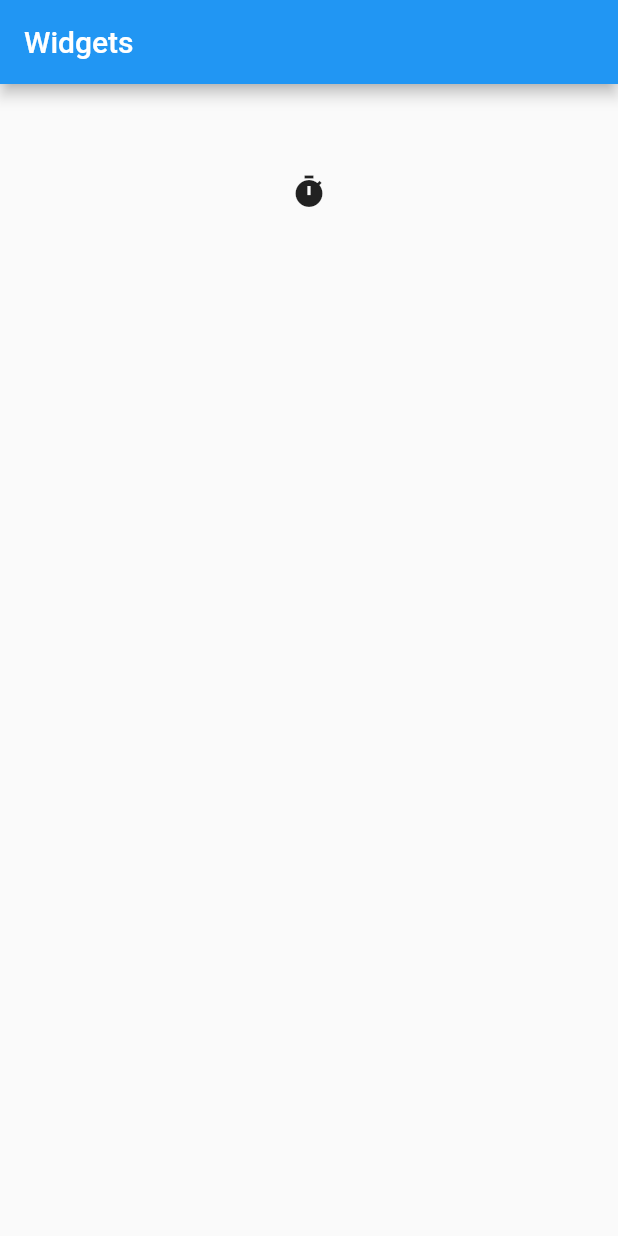
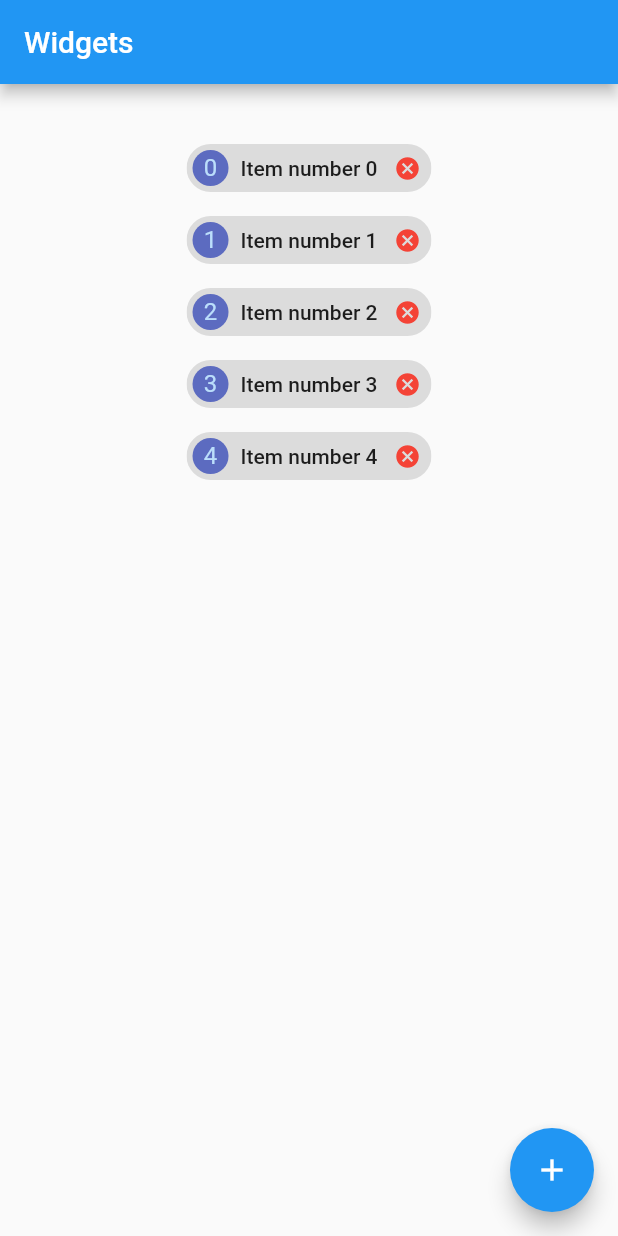
Before and after one commit to codewithiulian/flutter-intermediate, a Flutter app: the screen it shows after launch, on a phone screen of 412 x 824 dp. Run offline on Flutter 3.47's test engine with Material 2 defaults, Android fonts, the phone set to English and light mode, and no system bars.

Commit message:
3. Chips, keys and children

```diff
--- a/lib/main.dart
+++ b/lib/main.dart
@@ -13,11 +13,56 @@ class MyApp extends StatefulWidget {
 }
 
 class _State extends State<MyApp> {
-  String headingValue = '';
 
-  void iconOnPressed() => setState(() => {
-    headingValue = DateTime.now().toString()
-  });
+  int counter = 0;
+  List<Widget> widgetsList = new List<Widget>();
+
+
+  @override
+  void initState() {
+    for (int i = 0; i < 5; i++) {
+      Widget child = newItem(i); // Create a new child using this method.
+      widgetsList.add(child); // Add it to the widgets list.
+    }
+  }
+
+  void addBtnOnPressed() {
+    // When add button is presesed
+    Widget child = newItem(counter); // Add a new item usign the global counter.
+    setState(() => widgetsList.add(child));
+  }
+
+  Widget newItem(int i) {
+    Key key = new Key('item_$i'); // Create the widget key (map identifier)
+    Container child = new Container(
+      key: key,
+      child: new Chip(
+        label: new Text('Item number $i'),
+        deleteIconColor: Colors.red,
+        deleteButtonTooltipMessage: 'Delete',
+        onDeleted: () => removeItem(key),
+        avatar: new CircleAvatar(
+          backgroundColor: Colors.indigo.shade400,
+          child: new Text('$i')
+        ),
+      ),
+    );
+
+    counter++;
+    return child;
+  }
+
+  void removeItem(Key key) {
+    for (int i = 0; i < widgetsList.length; i++) {
+      Widget child = widgetsList.elementAt(i);
+
+      if(child.key == key) { // If the key exists.
+        // Remove the widget at that key.
+        setState(() => widgetsList.removeAt(i));
+        print('Removing $key');
+      }
+    }
+  }
 
   @override
   Widget build(BuildContext context) {
@@ -25,18 +70,15 @@ class _State extends State<MyApp> {
       appBar: new AppBar(
         title: new Text('Widgets')
       ),
+      floatingActionButton: new FloatingActionButton(
+        onPressed: addBtnOnPressed,
+        child: new Icon(Icons.add)
+      ),
       body: new Container(
         padding: new EdgeInsets.all(32.0),
         child: new Center(
           child: new Column(
-            children: <Widget>[
-              new Text(headingValue),
-              new IconButton(
-                icon: new Icon(Icons.timer),
-                onPressed: iconOnPressed,
-                tooltip: 'Tap me',
-              )
-            ]
+            children: widgetsList
           )
         )
       ),
```
